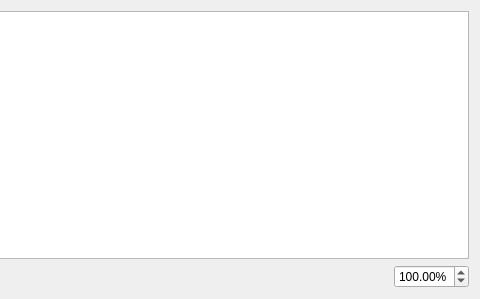
Above: src/gui/widgets/font/font_preview_widget.ui from mbasaglia/glaxnimate before the change; both pictures show x 250 to 730 and y 0 to 299 of the 730 by 299 pixel window. Below: the same form after it.
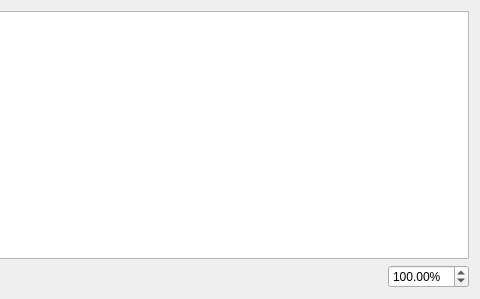
That is the form after the change.

Commit message: Old QStringList initialization

```diff
--- a/src/gui/widgets/font/font_preview_widget.ui
+++ b/src/gui/widgets/font/font_preview_widget.ui
@@ -41,7 +41,7 @@
         <double>1.000000000000000</double>
        </property>
        <property name="maximum">
-        <double>999.000000000000000</double>
+        <double>9999.000000000000000</double>
        </property>
        <property name="singleStep">
         <double>10.000000000000000</double>
```
Left out of the diff: 2 changed lines with no effect on the pictures. The commit also changes 1 other file.
